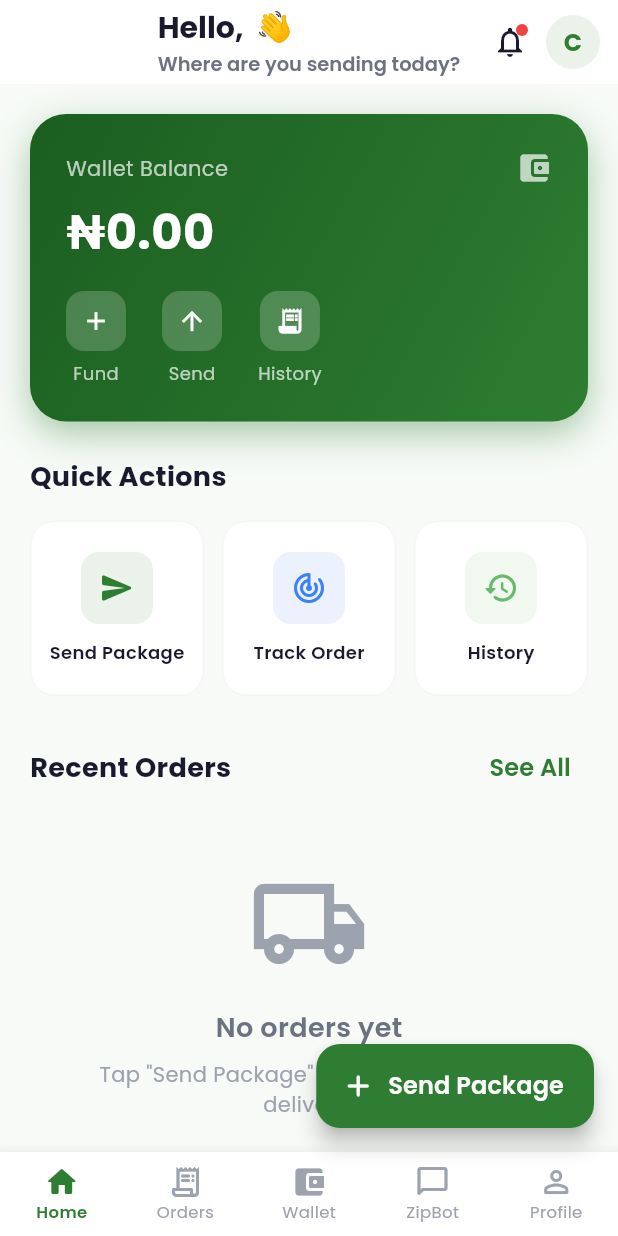
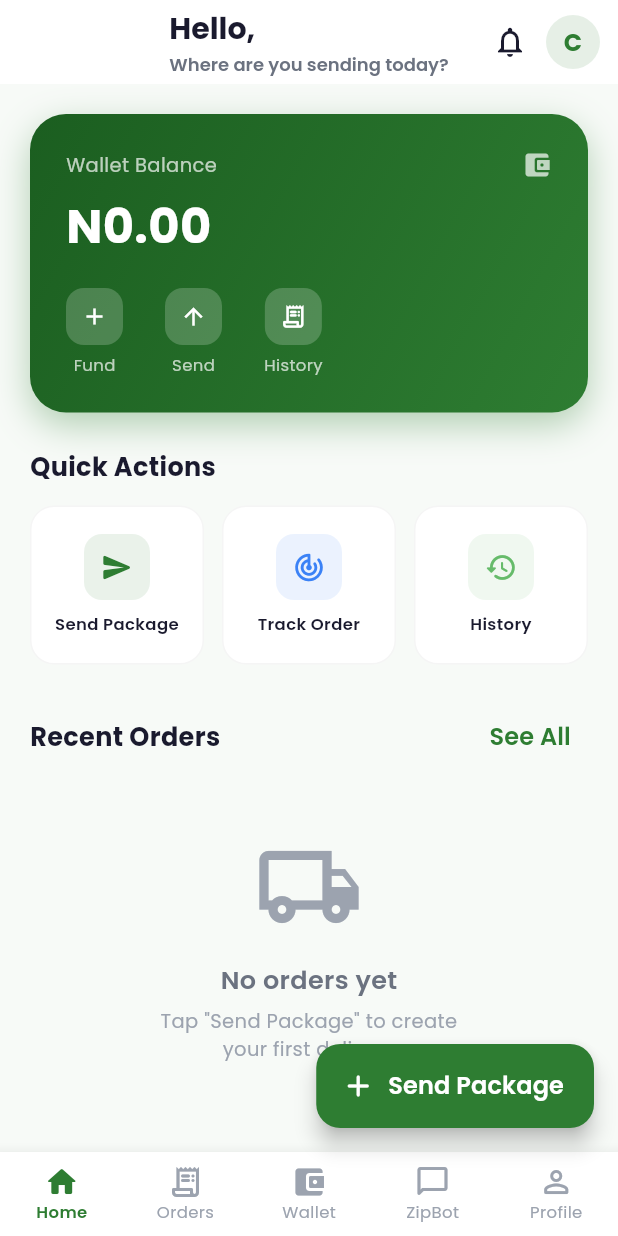
Before and after one commit to shuaib192/Zippa-Logistics, a Flutter app: the CustomerHomeScreen screen opened by its route, on a phone screen of 412 x 824 dp. Run offline on Flutter 3.47's test engine with Material 3 defaults, Android fonts, the phone set to English and light mode, and no system bars; drawn by our look-alikes of flutter_animate; our stand-ins replace google_fonts, shared_preferences, smooth_page_indicator; accounts and stored records are empty.

Commit message:
fix: Remove all emojis from dashboards, clean professional UI rebuild

```diff
--- a/zippa-app/lib/features/customer/screens/customer_home_screen.dart
+++ b/zippa-app/lib/features/customer/screens/customer_home_screen.dart
@@ -1,10 +1,5 @@
 // ============================================
-// 🎓 CUSTOMER HOME SCREEN (customer_home_screen.dart)
-//
-// The main dashboard for CUSTOMERS.
-// Shows: Recent orders, quick actions, wallet balance.
-// This is a foundational screen that we'll expand with
-// order placement, tracking, and history features.
+// CUSTOMER HOME SCREEN — Professional, no emojis
 // ============================================
 
 import 'package:flutter/material.dart';
@@ -28,33 +23,25 @@ class CustomerHomeScreen extends StatelessWidget {
           crossAxisAlignment: CrossAxisAlignment.start,
           children: [
             Text(
-              'Hello, ${user?.fullName.split(' ').first ?? 'Customer'} 👋',
-              style: TextStyle(fontSize: 20, fontWeight: FontWeight.bold),
+              'Hello, ${user?.fullName.split(' ').first ?? 'Customer'}',
+              style: const TextStyle(fontSize: 20, fontWeight: FontWeight.bold),
             ),
-            Text(
+            const Text(
               'Where are you sending today?',
-              style: TextStyle(fontSize: 13, color: ZippaColors.textSecondary),
+              style: TextStyle(fontSize: 12, color: ZippaColors.textSecondary),
             ),
           ],
         ),
         actions: [
-          // Notification bell
-          IconButton(
-            icon: Badge(
-              smallSize: 8,
-              child: Icon(Icons.notifications_outlined),
-            ),
-            onPressed: () {},
-          ),
-          // Profile avatar
+          IconButton(icon: const Icon(Icons.notifications_outlined), onPressed: () {}),
           Padding(
             padding: const EdgeInsets.only(right: 12),
             child: CircleAvatar(
               radius: 18,
-              backgroundColor: ZippaColors.primary.withValues(alpha: 0.1),
+              backgroundColor: ZippaColors.primary.withValues(alpha: 0.12),
               child: Text(
                 user?.fullName.isNotEmpty == true ? user!.fullName[0].toUpperCase() : 'C',
-                style: TextStyle(color: ZippaColors.primary, fontWeight: FontWeight.bold),
+                style: const TextStyle(color: ZippaColors.primary, fontWeight: FontWeight.bold),
               ),
             ),
           ),
@@ -65,14 +52,10 @@ class CustomerHomeScreen extends StatelessWidget {
         child: Column(
           crossAxisAlignment: CrossAxisAlignment.start,
           children: [
-            // Wallet card
-            _WalletCard().animate().fadeIn(duration: 500.ms).slideY(begin: 0.1, end: 0),
-
+            _WalletCard().animate().fadeIn(duration: 500.ms).slideY(begin: 0.08, end: 0),
             const SizedBox(height: 24),
-
-            // Quick actions
-            Text('Quick Actions', style: TextStyle(fontSize: 18, fontWeight: FontWeight.bold, color: ZippaColors.textPrimary)),
-            const SizedBox(height: 16),
+            const Text('Quick Actions', style: TextStyle(fontSize: 17, fontWeight: FontWeight.bold, color: ZippaColors.textPrimary)),
+            const SizedBox(height: 14),
             Row(
               children: [
                 Expanded(child: _QuickAction(icon: Icons.send_rounded, label: 'Send Package', color: ZippaColors.primary, onTap: () {})),
@@ -81,46 +64,32 @@ class CustomerHomeScreen extends StatelessWidget {
                 const SizedBox(width: 12),
                 Expanded(child: _QuickAction(icon: Icons.history_rounded, label: 'History', color: ZippaColors.accent, onTap: () {})),
               ],
-            ).animate().fadeIn(delay: 200.ms, duration: 500.ms),
-
+            ).animate().fadeIn(delay: 150.ms, duration: 400.ms),
             const SizedBox(height: 24),
-
-            // Recent orders section
             Row(
               mainAxisAlignment: MainAxisAlignment.spaceBetween,
               children: [
-                Text('Recent Orders', style: TextStyle(fontSize: 18, fontWeight: FontWeight.bold, color: ZippaColors.textPrimary)),
-                TextButton(onPressed: () {}, child: Text('See All')),
+                const Text('Recent Orders', style: TextStyle(fontSize: 17, fontWeight: FontWeight.bold, color: ZippaColors.textPrimary)),
+                TextButton(onPressed: () {}, child: const Text('See All')),
               ],
             ),
-
-            // Empty state
+            const SizedBox(height: 40),
             Center(
-              child: Padding(
-                padding: const EdgeInsets.all(40),
-                child: Column(
-                  children: [
-                    Icon(Icons.local_shipping_outlined, size: 80, color: ZippaColors.textLight),
-                    const SizedBox(height: 16),
-                    Text(
-                      'No orders yet',
-                      style: TextStyle(fontSize: 18, fontWeight: FontWeight.w600, color: ZippaColors.textSecondary),
-                    ),
-                    const SizedBox(height: 8),
-                    Text(
-                      'Tap "Send Package" to create your first delivery!',
-                      textAlign: TextAlign.center,
-                      style: TextStyle(color: ZippaColors.textLight),
-                    ),
-                  ],
-                ),
+              child: Column(
+                children: [
+                  Icon(Icons.local_shipping_outlined, size: 72, color: ZippaColors.textLight),
+                  const SizedBox(height: 14),
+                  const Text('No orders yet', style: TextStyle(fontSize: 17, fontWeight: FontWeight.w600, color: ZippaColors.textSecondary)),
+                  const SizedBox(height: 6),
+                  const Text('Tap "Send Package" to create\nyour first delivery',
+                    textAlign: TextAlign.center,
+                    style: TextStyle(color: ZippaColors.textLight, fontSize: 13)),
+                ],
               ),
-            ).animate().fadeIn(delay: 400.ms),
+            ).animate().fadeIn(delay: 300.ms),
           ],
         ),
       ),
-
-      // Bottom navigation
       bottomNavigationBar: BottomNavigationBar(
         currentIndex: 0,
         items: const [
@@ -131,20 +100,17 @@ class CustomerHomeScreen extends StatelessWidget {
           BottomNavigationBarItem(icon: Icon(Icons.person_outline_rounded), label: 'Profile'),
         ],
       ),
-
-      // Floating action button for quick order
       floatingActionButton: FloatingActionButton.extended(
         onPressed: () {},
         backgroundColor: ZippaColors.primary,
         foregroundColor: Colors.white,
-        icon: Icon(Icons.add_rounded),
-        label: Text('Send Package'),
-      ).animate().fadeIn(delay: 600.ms).slideY(begin: 0.3, end: 0),
+        icon: const Icon(Icons.add_rounded),
+        label: const Text('Send Package'),
+      ).animate().fadeIn(delay: 500.ms).slideY(begin: 0.2, end: 0),
     );
   }
 }
 
-// Wallet balance card
 class _WalletCard extends StatelessWidget {
   @override
   Widget build(BuildContext context) {
@@ -154,36 +120,29 @@ class _WalletCard extends StatelessWidget {
         gradient: ZippaColors.primaryGradient,
         borderRadius: BorderRadius.circular(24),
         boxShadow: [
-          BoxShadow(
-            color: ZippaColors.primary.withValues(alpha: 0.4),
-            blurRadius: 20,
-            offset: const Offset(0, 8),
-          ),
+          BoxShadow(color: ZippaColors.primary.withValues(alpha: 0.35), blurRadius: 20, offset: const Offset(0, 8)),
         ],
       ),
       child: Column(
         crossAxisAlignment: CrossAxisAlignment.start,
         children: [
-          Row(
+          const Row(
             mainAxisAlignment: MainAxisAlignment.spaceBetween,
             children: [
-              Text('Wallet Balance', style: TextStyle(color: Colors.white70, fontSize: 14)),
-              Icon(Icons.account_balance_wallet_rounded, color: Colors.white70),
+              Text('Wallet Balance', style: TextStyle(color: Colors.white70, fontSize: 13)),
+              Icon(Icons.account_balance_wallet_rounded, color: Colors.white70, size: 20),
             ],
           ),
           const SizedBox(height: 8),
-          Text(
-            '₦0.00',
-            style: TextStyle(color: Colors.white, fontSize: 32, fontWeight: FontWeight.bold),
-          ),
-          const SizedBox(height: 16),
+          const Text('N0.00', style: TextStyle(color: Colors.white, fontSize: 32, fontWeight: FontWeight.bold)),
+          const SizedBox(height: 18),
           Row(
             children: [
               _WalletAction(icon: Icons.add, label: 'Fund'),
-              const SizedBox(width: 24),
+              const SizedBox(width: 28),
               _WalletAction(icon: Icons.arrow_upward, label: 'Send'),
-              const SizedBox(width: 24),
-              _WalletAction(icon: Icons.receipt_long, label: 'History'),
+              const SizedBox(width: 28),
+              _WalletAction(icon: Icons.receipt_long_rounded, label: 'History'),
             ],
           ),
         ],
@@ -207,10 +166,10 @@ class _WalletAction extends StatelessWidget {
             color: Colors.white.withValues(alpha: 0.2),
             borderRadius: BorderRadius.circular(12),
           ),
-          child: Icon(icon, color: Colors.white, size: 20),
+          child: Icon(icon, color: Colors.white, size: 18),
         ),
-        const SizedBox(height: 6),
-        Text(label, style: TextStyle(color: Colors.white70, fontSize: 12)),
+        const SizedBox(height: 5),
+        Text(label, style: const TextStyle(color: Colors.white70, fontSize: 11)),
       ],
     );
   }
@@ -229,7 +188,7 @@ class _QuickAction extends StatelessWidget {
       onTap: onTap,
       borderRadius: BorderRadius.circular(16),
       child: Container(
-        padding: const EdgeInsets.symmetric(vertical: 20),
+        padding: const EdgeInsets.symmetric(vertical: 18),
         decoration: BoxDecoration(
           color: ZippaColors.surface,
           borderRadius: BorderRadius.circular(16),
@@ -238,15 +197,15 @@ class _QuickAction extends StatelessWidget {
         child: Column(
           children: [
             Container(
-              padding: const EdgeInsets.all(12),
+              padding: const EdgeInsets.all(11),
               decoration: BoxDecoration(
                 color: color.withValues(alpha: 0.1),
                 borderRadius: BorderRadius.circular(12),
               ),
-              child: Icon(icon, color: color, size: 24),
+              child: Icon(icon, color: color, size: 22),
             ),
-            const SizedBox(height: 10),
-            Text(label, style: TextStyle(fontSize: 12, fontWeight: FontWeight.w600, color: ZippaColors.textPrimary)),
+            const SizedBox(height: 8),
+            Text(label, style: const TextStyle(fontSize: 11, fontWeight: FontWeight.w600, color: ZippaColors.textPrimary), textAlign: TextAlign.center),
           ],
         ),
       ),
```
Also changed, not shown: zippa-app/lib/features/rider/screens/rider_home_screen.dart (+60 -58 lines), zippa-app/lib/features/vendor/screens/vendor_home_screen.dart (+54 -59 lines), zippa-app/assets/images/logo.png, 1 other file.
